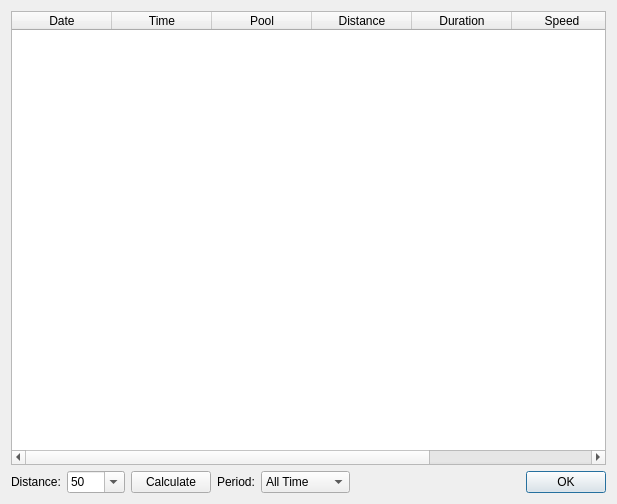
Qt form ui/besttimesimpl.ui (ihewitt/poolviewer) before a commit.
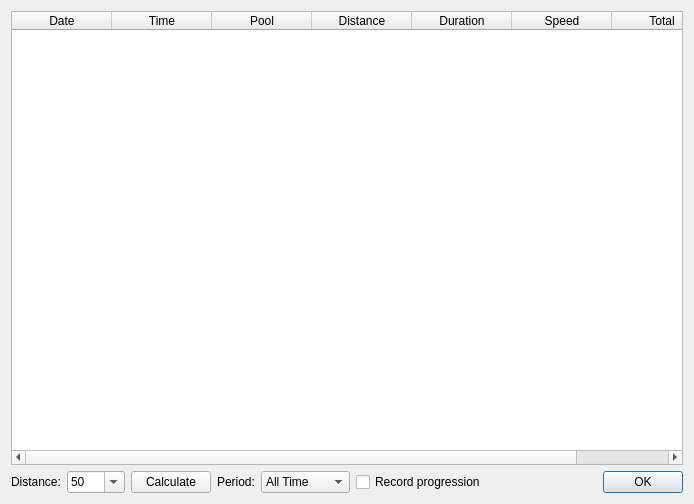
The same form after that commit.

Commit message:
Best times: add option to see only times that were the new best.
Andrea

Diff of the .ui file:
```diff
--- a/ui/besttimesimpl.ui
+++ b/ui/besttimesimpl.ui
@@ -6,7 +6,7 @@
    <rect>
     <x>0</x>
     <y>0</y>
-    <width>617</width>
+    <width>694</width>
     <height>504</height>
    </rect>
   </property>
@@ -14,13 +14,6 @@
    <string>Best Times</string>
   </property>
   <layout class="QGridLayout" name="gridLayout">
-   <item row="2" column="3">
-    <widget class="QLabel" name="label_2">
-     <property name="text">
-      <string>Period:</string>
-     </property>
-    </widget>
-   </item>
    <item row="2" column="0">
     <widget class="QLabel" name="label">
      <property name="text">
@@ -60,43 +53,14 @@
      </item>
     </widget>
    </item>
-   <item row="0" column="0" colspan="6">
-    <widget class="QTableWidget" name="timesTable">
-     <column>
-      <property name="text">
-       <string>Date</string>
-      </property>
-     </column>
-     <column>
-      <property name="text">
-       <string>Time</string>
-      </property>
-     </column>
-     <column>
-      <property name="text">
-       <string>Pool</string>
-      </property>
-     </column>
-     <column>
-      <property name="text">
-       <string>Distance</string>
-      </property>
-     </column>
-     <column>
-      <property name="text">
-       <string>Duration</string>
-      </property>
-     </column>
-     <column>
-      <property name="text">
-       <string>Speed</string>
-      </property>
-     </column>
-     <column>
-      <property name="text">
-       <string>Total</string>
-      </property>
-     </column>
+   <item row="2" column="6">
+    <widget class="QDialogButtonBox" name="buttonBox">
+     <property name="orientation">
+      <enum>Qt::Horizontal</enum>
+     </property>
+     <property name="standardButtons">
+      <set>QDialogButtonBox::Ok</set>
+     </property>
     </widget>
    </item>
    <item row="2" column="2">
@@ -112,13 +76,49 @@
      </property>
     </widget>
    </item>
-   <item row="2" column="5">
-    <widget class="QDialogButtonBox" name="buttonBox">
-     <property name="orientation">
-      <enum>Qt::Horizontal</enum>
-     </property>
-     <property name="standardButtons">
-      <set>QDialogButtonBox::Ok</set>
+   <item row="0" column="0" colspan="7">
+    <widget class="QTableWidget" name="timesTable">
+     <column>
+      <property name="text">
+       <string>Date</string>
+      </property>
+     </column>
+     <column>
+      <property name="text">
+       <string>Time</string>
+      </property>
+     </column>
+     <column>
+      <property name="text">
+       <string>Pool</string>
+      </property>
+     </column>
+     <column>
+      <property name="text">
+       <string>Distance</string>
+      </property>
+     </column>
+     <column>
+      <property name="text">
+       <string>Duration</string>
+      </property>
+     </column>
+     <column>
+      <property name="text">
+       <string>Speed</string>
+      </property>
+     </column>
+     <column>
+      <property name="text">
+       <string>Total</string>
+      </property>
+     </column>
+    </widget>
+   </item>
+   <item row="2" column="3">
+    <widget class="QLabel" name="label_2">
+     <property name="text">
+      <string>Period:</string>
      </property>
     </widget>
    </item>
@@ -151,6 +151,13 @@
      </item>
     </widget>
    </item>
+   <item row="2" column="5">
+    <widget class="QCheckBox" name="progressionBox">
+     <property name="text">
+      <string>Record progression</string>
+     </property>
+    </widget>
+   </item>
   </layout>
  </widget>
  <resources/>
```
The commit also changes 5 other files.
